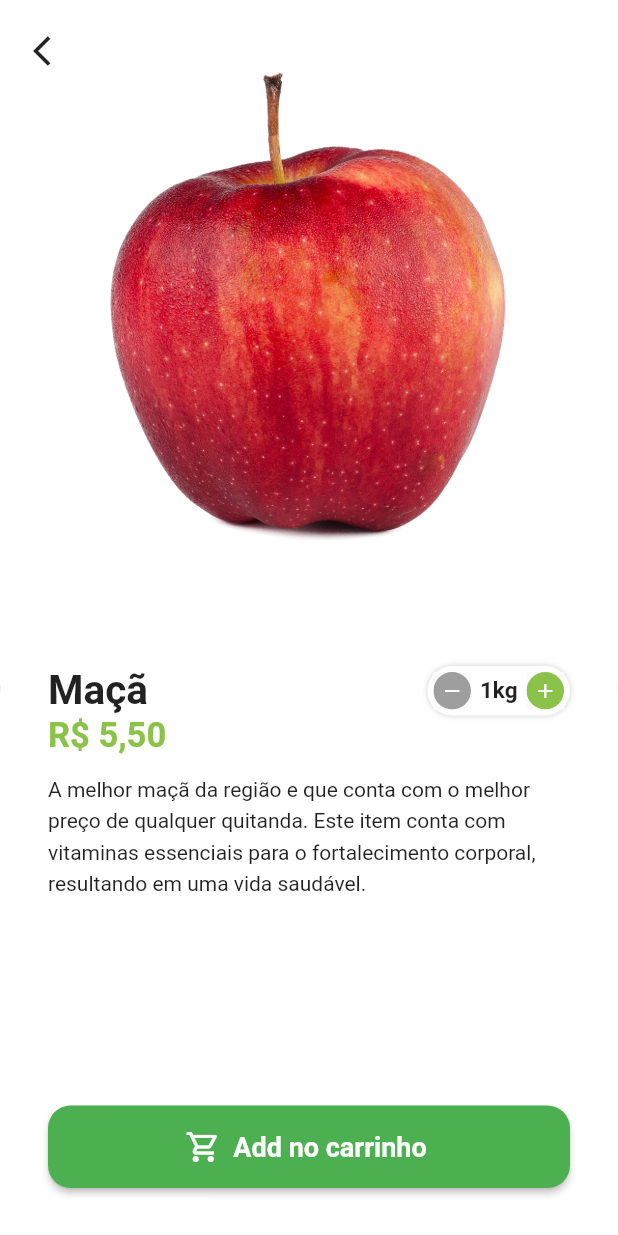
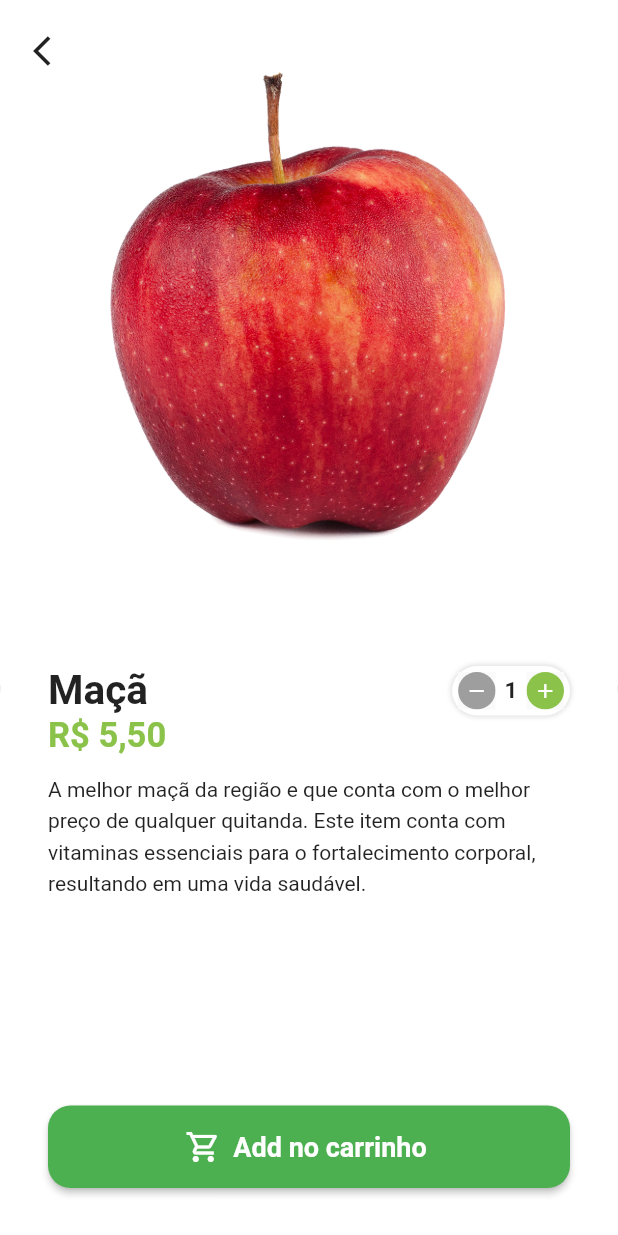
Before and after one commit to IagoAntunes/quitandavirtual, a Flutter app: the screen it shows after launch, after a tap on "Entrar", after a tap on "Maçã", on a phone screen of 412 x 824 dp. Run offline on Flutter 3.47's test engine with Material 2 defaults, Android fonts, the phone set to English and light mode, and no system bars; our stand-ins replace animated_text_kit, badges, mask_text_input_formatter.

Commit message:
Quantity button

```diff
--- a/lib/src/pages/common_widgets/quantity_widgets.dart
+++ b/lib/src/pages/common_widgets/quantity_widgets.dart
@@ -2,7 +2,15 @@ import 'package:flutter/material.dart';
 import 'package:quitandavirtual/src/config/custom_colors.dart';
 
 class QuantityWidget extends StatelessWidget {
-  const QuantityWidget({super.key});
+  const QuantityWidget(
+      {super.key,
+      required this.value,
+      required this.suffixText,
+      required this.result});
+
+  final int value;
+  final String suffixText;
+  final Function(int quantity) result;
 
   @override
   Widget build(BuildContext context) {
@@ -22,19 +30,27 @@ class QuantityWidget extends StatelessWidget {
         _QuantityButton(
           icon: Icons.remove,
           color: Colors.grey,
-          onPressed: () {},
+          onPressed: () {
+            if (value == 1) return;
+            int resultCount = value - 1;
+            result(resultCount);
+          },
         ),
-        const Padding(
-          padding: EdgeInsets.symmetric(horizontal: 6),
+        Padding(
+          padding: const EdgeInsets.symmetric(horizontal: 6),
           child: Text(
-            '1kg',
-            style: TextStyle(fontSize: 15, fontWeight: FontWeight.bold),
+            '$value',
+            style: const TextStyle(fontSize: 15, fontWeight: FontWeight.bold),
           ),
         ),
         _QuantityButton(
           icon: Icons.add,
           color: CustomColors.customSwatchColor,
-          onPressed: () {},
+          onPressed: () {
+            int resultCount = value + 1;
+
+            result(resultCount);
+          },
         )
       ]),
     );
--- a/lib/src/pages/product/product_screen.dart
+++ b/lib/src/pages/product/product_screen.dart
@@ -4,11 +4,19 @@ import 'package:quitandavirtual/src/models/item_model.dart';
 import 'package:quitandavirtual/src/pages/common_widgets/quantity_widgets.dart';
 import 'package:quitandavirtual/src/services/utils_services.dart';
 
-class ProductScreen extends StatelessWidget {
+class ProductScreen extends StatefulWidget {
   ProductScreen({super.key, required this.item});
 
   final ItemModel item;
+
+  @override
+  State<ProductScreen> createState() => _ProductScreenState();
+}
+
+class _ProductScreenState extends State<ProductScreen> {
   final UtilsServices utilsServices = UtilsServices();
+
+  int cardItemQuantity = 1;
 
   @override
   Widget build(BuildContext context) {
@@ -20,7 +28,9 @@ class ProductScreen extends StatelessWidget {
           Column(children: [
             //Imagem
             Expanded(
-                child: Hero(tag: item.imgUrl, child: Image.asset(item.imgUrl))),
+                child: Hero(
+                    tag: widget.item.imgUrl,
+                    child: Image.asset(widget.item.imgUrl))),
             Expanded(
                 child: Container(
               padding: const EdgeInsets.all(32),
@@ -42,19 +52,27 @@ class ProductScreen extends StatelessWidget {
                       children: [
                         Expanded(
                           child: Text(
-                            item.itemName,
+                            widget.item.itemName,
                             maxLines: 2,
                             overflow: TextOverflow.ellipsis,
                             style: const TextStyle(
                                 fontSize: 27, fontWeight: FontWeight.bold),
                           ),
                         ),
-                        QuantityWidget()
+                        QuantityWidget(
+                          suffixText: widget.item.unit,
+                          value: cardItemQuantity,
+                          result: (quantity) {
+                            setState(() {
+                              cardItemQuantity = quantity;
+                            });
+                          },
+                        )
                       ],
                     ),
                     //Price
                     Text(
-                      utilsServices.priceTocurrency(item.price),
+                      utilsServices.priceTocurrency(widget.item.price),
                       style: TextStyle(
                           fontSize: 23,
                           fontWeight: FontWeight.bold,
@@ -67,7 +85,7 @@ class ProductScreen extends StatelessWidget {
                         padding: const EdgeInsets.symmetric(vertical: 10),
                         child: SingleChildScrollView(
                             child: Text(
-                          item.description,
+                          widget.item.description,
                           style: const TextStyle(height: 1.5),
                         )),
                       ),
```
Also changed, not shown: 1 other file.
